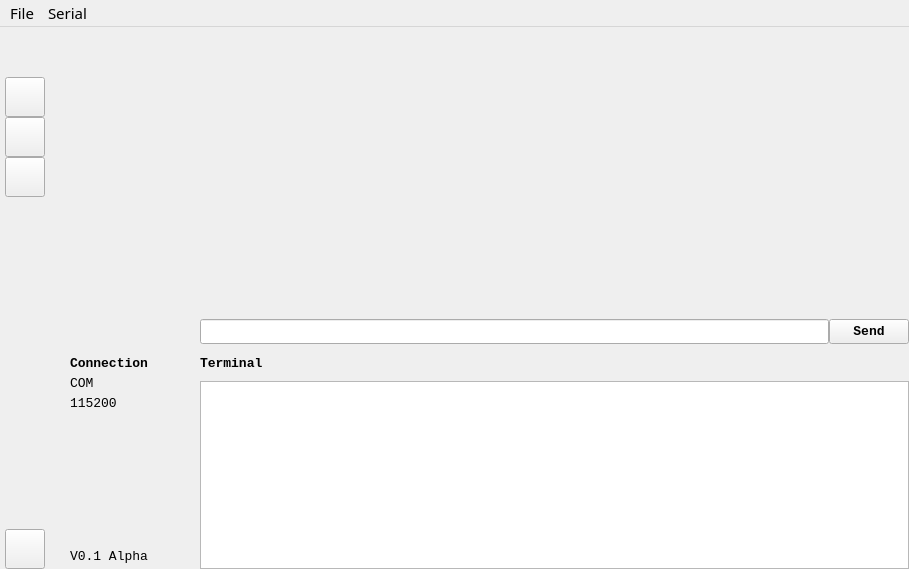
First picture: the form in northstar.ui, repository Berkin99/NorthstarLib, before the edit.
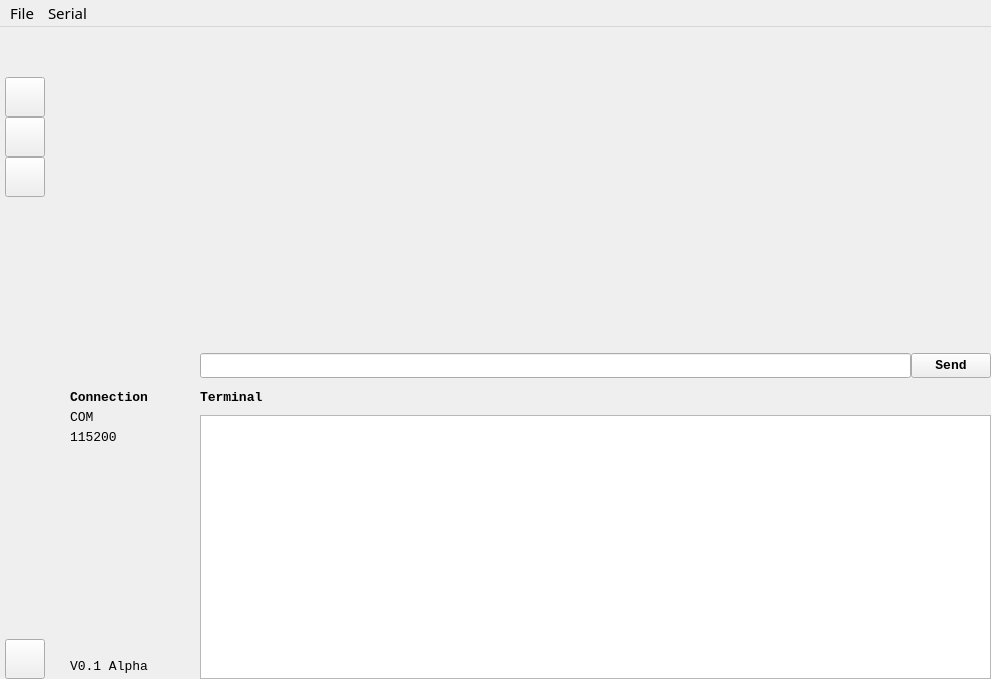
Second picture: the form after the edit. Icons and pictures are not drawn.

Patch:
```diff
--- a/northstar.ui
+++ b/northstar.ui
@@ -6,8 +6,8 @@
    <rect>
     <x>0</x>
     <y>0</y>
-    <width>909</width>
-    <height>569</height>
+    <width>991</width>
+    <height>679</height>
    </rect>
   </property>
   <property name="palette">
@@ -322,7 +322,7 @@
       <property name="maximumSize">
        <size>
         <width>16777215</width>
-        <height>250</height>
+        <height>350</height>
        </size>
       </property>
       <layout class="QVBoxLayout" name="verticalLayout_7">
@@ -648,7 +648,7 @@
     <rect>
      <x>0</x>
      <y>0</y>
-     <width>909</width>
+     <width>991</width>
      <height>28</height>
     </rect>
    </property>
```
